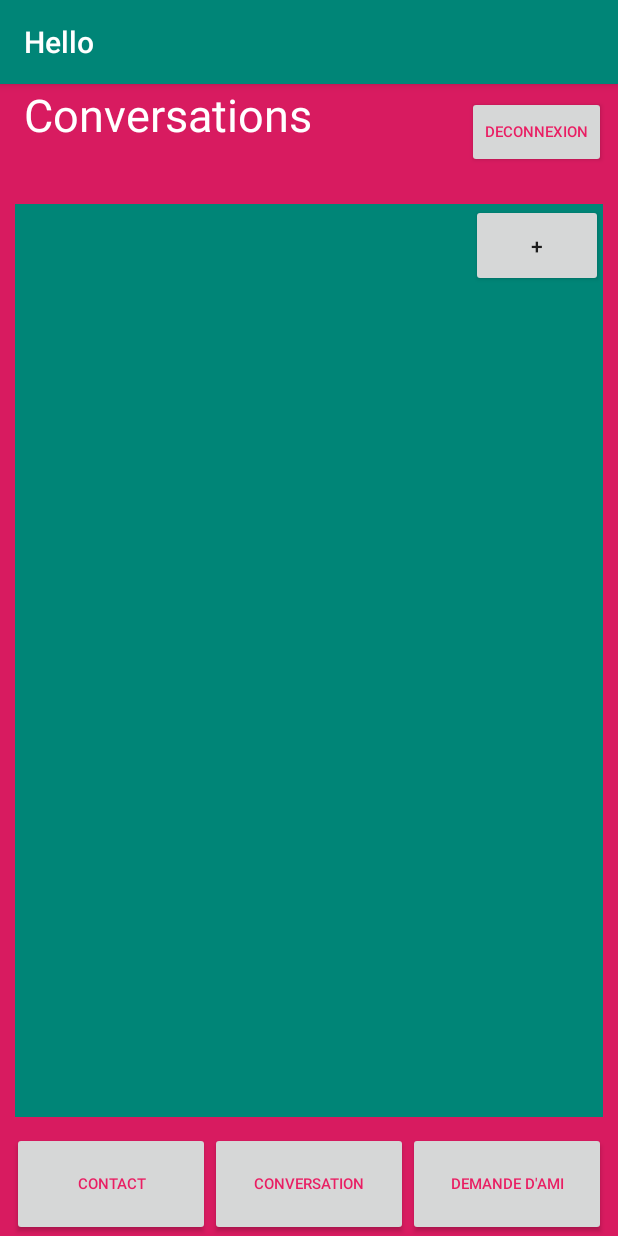
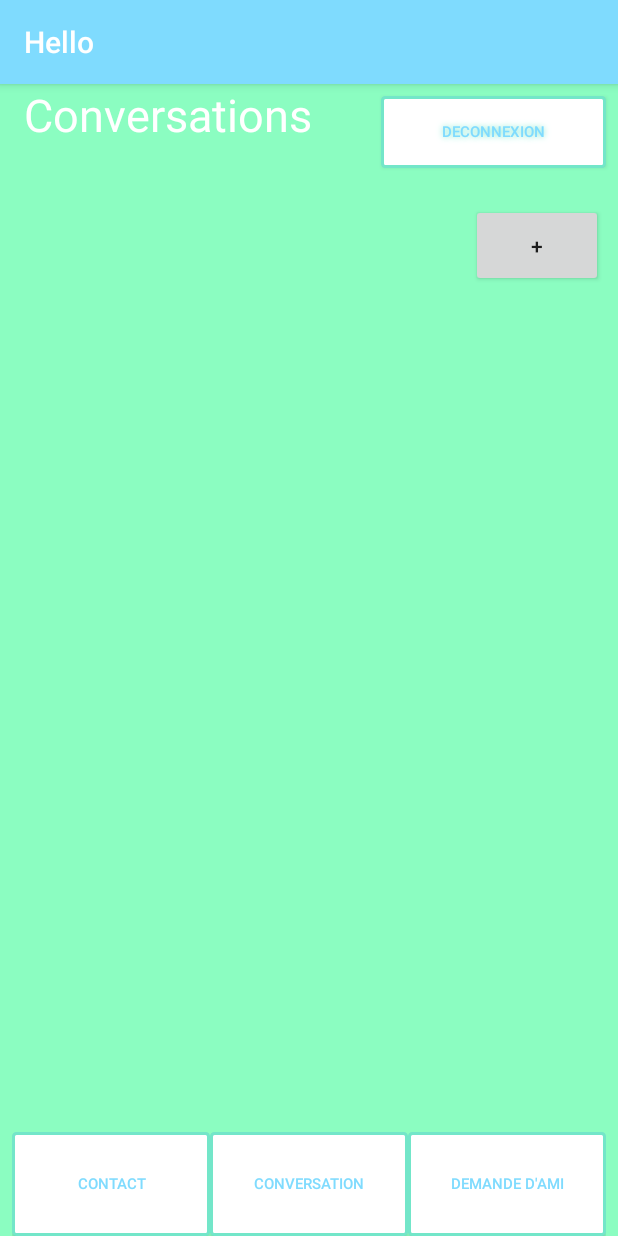
Before and after one commit to Effobless2/androchat, an Android app: the screen it shows after launch once a user with an empty profile is signed in (MainActivity), on a phone screen of 412 x 824 dp. Run offline under Robolectric (Android 15) with nearby library versions, the phone set to English and light mode, and no system bars; our stand-ins replace Firebase (no records; nobody signed in at launch, a user with empty details on screens opened directly), Room's generated code; libraries missing offline, so code that uses them is left out: com.firebase.ui; 2 statements that could not run were skipped.

Commit message:
refont design

```diff
--- a/app/src/main/java/com/example/androchat/MainActivity.java
+++ b/app/src/main/java/com/example/androchat/MainActivity.java
@@ -3,6 +3,8 @@ package com.example.androchat;
 import android.content.ComponentName;
 import android.content.Intent;
 import android.content.ServiceConnection;
+import android.graphics.Color;
+import android.graphics.drawable.ColorDrawable;
 import android.net.Uri;
 import android.os.Bundle;
 import android.os.IBinder;
@@ -11,6 +13,7 @@ import android.view.View;
 import android.widget.TextView;
 
 import androidx.annotation.NonNull;
+import androidx.appcompat.app.ActionBar;
 import androidx.appcompat.app.AppCompatActivity;
 import androidx.fragment.app.FragmentManager;
 import androidx.fragment.app.FragmentTransaction;
@@ -57,7 +60,12 @@ public class MainActivity extends AppCompatActivity implements
     protected void onCreate(Bundle savedInstanceState) {
         super.onCreate(savedInstanceState);
         setContentView(R.layout.activity_main);
+        ActionBar actionBar = this.getSupportActionBar();
+        ColorDrawable colorDrawable = new ColorDrawable(Color.parseColor("#7FDBFE"));
+        actionBar.setBackgroundDrawable(colorDrawable);
+
         this.setTitle("Hello " + FirebaseAuth.getInstance().getCurrentUser().getEmail());
+
         fm = getSupportFragmentManager();
         conversationOnClic(null);
     }
--- a/app/src/main/java/com/example/androchat/authentication/SignInActivity.java
+++ b/app/src/main/java/com/example/androchat/authentication/SignInActivity.java
@@ -1,9 +1,12 @@
 package com.example.androchat.authentication;
 
 import androidx.annotation.NonNull;
+import androidx.appcompat.app.ActionBar;
 import androidx.appcompat.app.AppCompatActivity;
 
 import android.content.Intent;
+import android.graphics.Color;
+import android.graphics.drawable.ColorDrawable;
 import android.os.Bundle;
 import android.view.View;
 
@@ -44,6 +47,10 @@ public class SignInActivity extends AppCompatActivity {
                                 .build(), RC_SIGN_IN);
             }
         });
+
+        ActionBar actionBar = this.getSupportActionBar();
+        ColorDrawable colorDrawable = new ColorDrawable(Color.parseColor("#7FDBFE"));
+        actionBar.setBackgroundDrawable(colorDrawable);
 
         FirebaseUser user = FirebaseAuth.getInstance().getCurrentUser();
         if(user != null){
--- /dev/null
+++ b/app/src/main/res/drawable/button.xml
@@ -0,0 +1,26 @@
+<?xml version="1.0" encoding="utf-8"?>
+<shape xmlns:android="http://schemas.android.com/apk/res/android" android:shape="rectangle" >
+    <corners
+        android:topLeftRadius="2dp"
+        android:topRightRadius="2dp"
+        android:bottomLeftRadius="2dp"
+        android:bottomRightRadius="2dp"
+        />
+    <solid
+        android:color="@color/backgroundButton"
+        />
+    <padding
+        android:left="0dp"
+        android:top="0dp"
+        android:right="0dp"
+        android:bottom="0dp"
+        />
+    <size
+        android:width="150dp"
+        android:height="40dp"
+        />
+    <stroke
+        android:width="2dp"
+        android:color="@color/buttonStroke"
+        />
+</shape>
--- a/app/src/main/res/layout/activity_main.xml
+++ b/app/src/main/res/layout/activity_main.xml
@@ -5,7 +5,7 @@
     android:id="@+id/layoutMain"
     android:layout_width="match_parent"
     android:layout_height="match_parent"
-    android:background="@color/colorAccent"
+    android:background="@color/backgroundMain"
     android:orientation="vertical"
     tools:context=".MainActivity">
 
@@ -38,14 +38,19 @@
 
             <Button
                 android:id="@+id/btn_logout"
+
+                android:textColor="@color/buttonTextColor"
+                android:textSize="10sp"
+                android:background="@drawable/button"
+
+                android:shadowColor="@color/buttonStroke"
+                android:shadowRadius="5"
                 android:layout_width="wrap_content"
                 android:layout_height="wrap_content"
                 android:layout_marginTop="8dp"
                 android:layout_marginEnd="8dp"
                 android:onClick="logoutOnClic"
                 android:text="Deconnexion"
-                android:textColor="#E91E63"
-                android:textSize="10sp"
                 app:layout_constraintEnd_toEndOf="parent"
                 app:layout_constraintTop_toTopOf="parent" />
 
@@ -70,7 +75,7 @@
         android:layout_marginStart="8dp"
         android:layout_marginEnd="8dp"
         android:layout_weight="5"
-        android:background="@color/colorAccent"
+        android:background="@color/backgroundMain"
         android:orientation="horizontal"
         app:layout_constraintBottom_toBottomOf="parent"
         app:layout_constraintEnd_toEndOf="parent"
@@ -79,33 +84,43 @@
 
         <Button
             android:id="@+id/btn_contact"
+
+            android:textColor="@color/buttonTextColor"
+            android:textSize="10sp"
+            android:background="@drawable/button"
+
             android:layout_width="match_parent"
             android:layout_height="match_parent"
             android:layout_weight="1"
             android:onClick="contactOnClic"
-            android:text="contact"
-            android:textColor="#E91E63"
-            android:textSize="10sp" />
+            android:text="contact" />
 
         <Button
             android:id="@+id/btn_conversation"
+
+            android:textColor="@color/buttonTextColor"
+            android:textSize="10sp"
+            android:background="@drawable/button"
+
             android:layout_width="match_parent"
             android:layout_height="match_parent"
             android:layout_weight="1"
             android:onClick="conversationOnClic"
-            android:text="conversation"
-            android:textColor="#E91E63"
-            android:textSize="10sp" />
+            android:text="conversation"/>
 
         <Button
             android:id="@+id/btn-request_user"
+
+            android:textColor="@color/buttonTextColor"
+            android:textSize="10sp"
+            android:background="@drawable/button"
+
             android:layout_width="match_parent"
             android:layout_height="match_parent"
             android:layout_weight="1"
             android:onClick="searchFriendOnClic"
-            android:text="demande d'ami"
-            android:textColor="#E91E63"
-            android:textSize="10sp" />
+            android:text="demande d'ami" />
+
     </LinearLayout>
 
 </LinearLayout>
--- a/app/src/main/res/layout/activity_sign_in.xml
+++ b/app/src/main/res/layout/activity_sign_in.xml
@@ -2,6 +2,7 @@
 <androidx.constraintlayout.widget.ConstraintLayout xmlns:android="http://schemas.android.com/apk/res/android"
     xmlns:app="http://schemas.android.com/apk/res-auto"
     xmlns:tools="http://schemas.android.com/tools"
+    android:background="@color/backgroundMain"
     android:layout_width="match_parent"
     android:layout_height="match_parent"
     tools:context=".authentication.SignInActivity">
@@ -17,5 +18,5 @@
         app:layout_constraintEnd_toEndOf="parent"
         app:layout_constraintStart_toStartOf="parent"
         app:layout_constraintTop_toTopOf="parent"
-        app:srcCompat="@drawable/google_login_button" />
+        app:srcCompat="@drawable/btn_sign_google" />
 </androidx.constraintlayout.widget.ConstraintLayout>
--- a/app/src/main/res/layout/conversation_list_item.xml
+++ b/app/src/main/res/layout/conversation_list_item.xml
@@ -11,7 +11,7 @@
         android:layout_weight="1"
         android:textSize="30dp"
         android:text="TextView"
-        android:textColor="@color/colorAccent"/>
+        android:textColor="#FFFFFF"/>
 
     <TextView
         android:id="@+id/convDate"
--- a/app/src/main/res/layout/fragment_contacts.xml
+++ b/app/src/main/res/layout/fragment_contacts.xml
@@ -5,7 +5,7 @@
     android:layout_height="match_parent"
     tools:context=".localFriends.ContactsFragment"
     android:orientation="vertical"
-    android:background="@color/colorPrimary">
+    android:background="@color/backgroundMain">
 
     <ListView
         android:id="@+id/contactsList"
--- a/app/src/main/res/layout/fragment_conversations_list.xml
+++ b/app/src/main/res/layout/fragment_conversations_list.xml
@@ -4,7 +4,7 @@
     android:layout_width="match_parent"
     android:layout_height="match_parent"
     tools:context=".conversations.ConversationsList"
-    android:background="@color/colorPrimary"
+    android:background="@color/backgroundMain"
     android:orientation="vertical">
 
     <Button
--- a/app/src/main/res/layout/fragment_search_user.xml
+++ b/app/src/main/res/layout/fragment_search_user.xml
@@ -6,7 +6,7 @@
     android:layout_height="match_parent"
     tools:context=".friendRequest.SearchUserFragment"
     android:orientation="vertical"
-    android:background="@color/colorPrimary">
+    android:background="@color/backgroundMain">
 
     <LinearLayout
         android:layout_width="match_parent"
@@ -31,12 +31,15 @@
 
         <Button
             android:id="@+id/btn_search_user"
+
+            android:textColor="@color/buttonTextColor"
+            android:textSize="10sp"
+            android:background="@drawable/button"
+
             android:layout_width="match_parent"
             android:layout_height="match_parent"
             android:layout_weight="2"
             android:text="Rechercher"
-            android:textColor="#009688"
-            android:textSize="12sp"
             app:layout_constraintEnd_toEndOf="parent"
             app:layout_constraintTop_toTopOf="parent" />
 
--- a/app/src/main/res/values/colors.xml
+++ b/app/src/main/res/values/colors.xml
@@ -3,4 +3,8 @@
     <color name="colorPrimary">#008577</color>
     <color name="colorPrimaryDark">#00574B</color>
     <color name="colorAccent">#D81B60</color>
+    <color name="backgroundButton">#FFFFFF</color>
+    <color name="backgroundMain">#8bfdc1</color>
+    <color name="buttonStroke">#73E6C9</color>
+    <color name="buttonTextColor">#7FDBFE</color>
 </resources>
```
Also changed, not shown: app/src/main/res/drawable/btn_sign_google.png (added).
